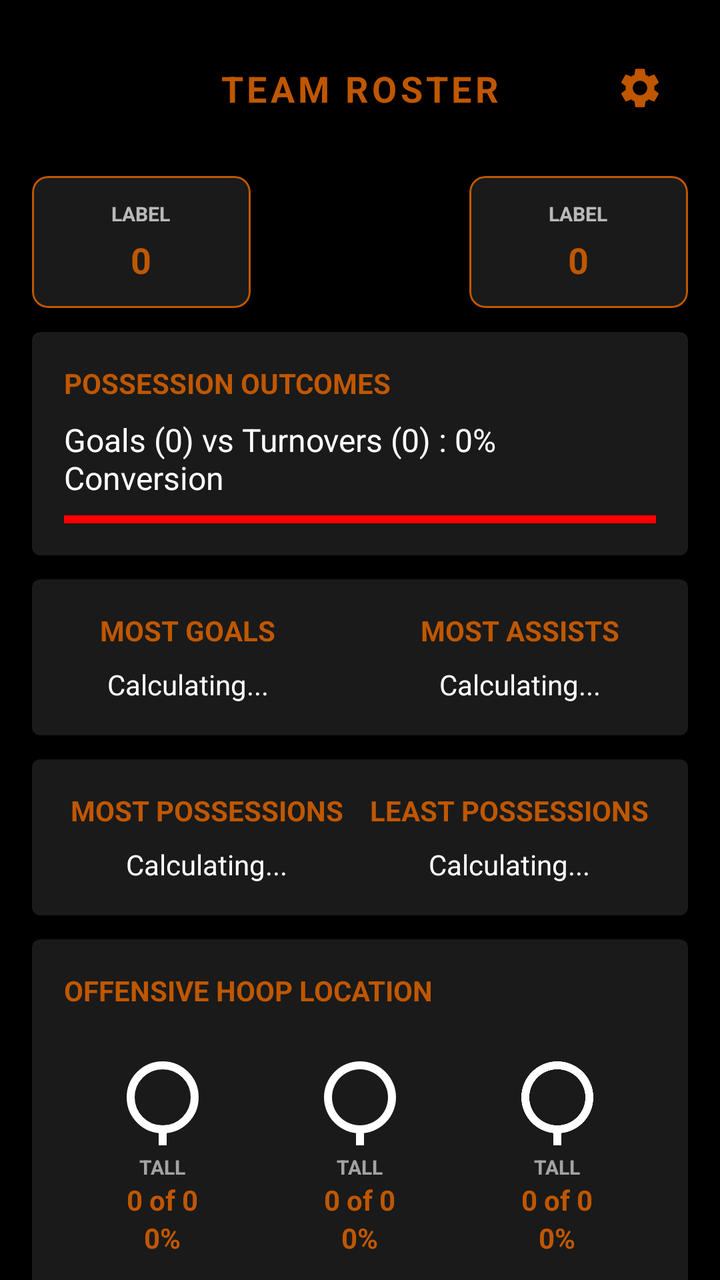
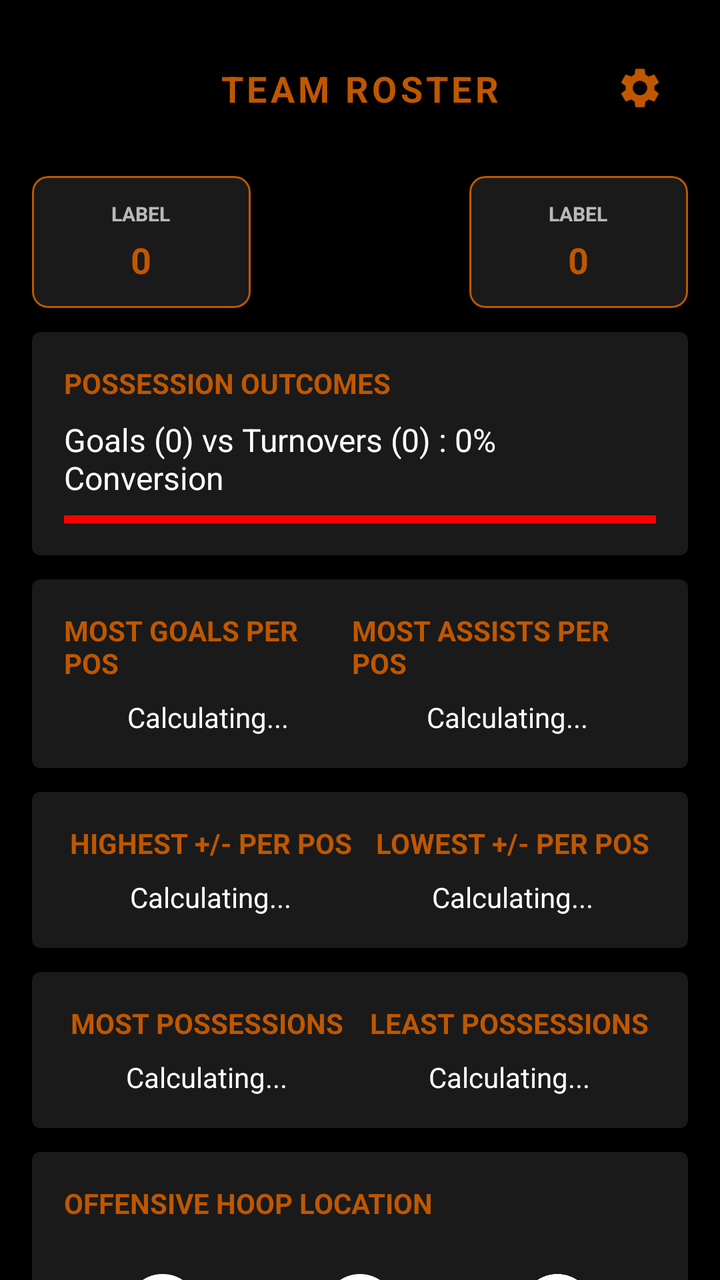

Screens rendered from an Android XML layout before and after an edit, with the pre-edit source and the edit as a unified diff.
<!-- AndroidManifest.xml: application theme Theme.QuadballSidelineManager -->
<!-- res/layout/fragment_summary.xml -->
<?xml version="1.0" encoding="utf-8"?>
<androidx.core.widget.NestedScrollView xmlns:android="http://schemas.android.com/apk/res/android"
    xmlns:app="http://schemas.android.com/apk/res-auto"
    android:layout_width="match_parent"
    android:layout_height="match_parent"
    android:background="@color/black"
    android:fillViewport="true">

    <androidx.constraintlayout.widget.ConstraintLayout
        android:layout_width="match_parent"
        android:layout_height="wrap_content"
        android:padding="16dp">

        <include
            android:id="@+id/summary_header"
            layout="@layout/view_header"
            app:layout_constraintTop_toTopOf="parent" />

        <LinearLayout
            android:id="@+id/layout_quick_stats"
            android:layout_width="match_parent"
            android:layout_height="wrap_content"
            android:layout_marginTop="16dp"
            android:orientation="horizontal"
            app:layout_constraintTop_toBottomOf="@id/summary_header">

            <include android:id="@+id/stat_score_team" layout="@layout/item_summary_mini_card" android:layout_width="0dp" android:layout_height="wrap_content" android:layout_weight="1" />
            <Space android:layout_width="0dp" android:layout_height="match_parent" android:layout_weight="1" />
            <include android:id="@+id/stat_score_opp" layout="@layout/item_summary_mini_card" android:layout_width="0dp" android:layout_height="wrap_content" android:layout_weight="1" />
        </LinearLayout>

        <com.google.android.material.card.MaterialCardView
            android:id="@+id/card_offensive_breakdown"
            android:layout_width="match_parent"
            android:layout_height="wrap_content"
            android:layout_marginTop="12dp"
            app:cardBackgroundColor="@color/light_black"
            app:layout_constraintTop_toBottomOf="@id/layout_quick_stats">

            <LinearLayout
                android:layout_width="match_parent"
                android:layout_height="wrap_content"
                android:orientation="vertical"
                android:padding="16dp">

                <TextView
                    android:layout_width="wrap_content"
                    android:layout_height="wrap_content"
                    android:text="POSSESSION OUTCOMES"
                    android:textColor="@color/burnt_orange"
                    android:textStyle="bold" />

                <TextView
                    android:id="@+id/tv_possession_ratio"
                    android:layout_width="match_parent"
                    android:layout_height="wrap_content"
                    android:layout_marginTop="8dp"
                    android:text="Goals (0) vs Turnovers (0) : 0% Conversion"
                    android:textColor="@color/white"
                    android:textSize="16sp" />

                <com.google.android.material.progressindicator.LinearProgressIndicator
                    android:id="@+id/progress_goal_ratio"
                    android:layout_width="match_parent"
                    android:layout_height="wrap_content"
                    android:layout_marginTop="8dp"
                    app:trackColor="@color/red"
                    app:indicatorColor="@color/green" />
            </LinearLayout>
        </com.google.android.material.card.MaterialCardView>

        <com.google.android.material.card.MaterialCardView
            android:id="@+id/player_goal_info"
            android:layout_width="match_parent"
            android:layout_height="wrap_content"
            android:layout_marginTop="12dp"
            app:cardBackgroundColor="@color/light_black"
            app:layout_constraintTop_toBottomOf="@id/card_offensive_breakdown">

            <LinearLayout
                android:layout_width="match_parent"
                android:layout_height="wrap_content"
                android:orientation="horizontal"
                android:layout_gravity="center_horizontal"
                android:padding="16dp">

                <LinearLayout
                    android:layout_width="wrap_content"
                    android:layout_height="wrap_content"
                    android:layout_weight="1"
                    android:orientation="vertical"
                    android:layout_gravity="center_horizontal"
                    android:gravity="center">

                    <TextView
                        android:layout_width="wrap_content"
                        android:layout_height="wrap_content"
                        android:text="MOST GOALS"
                        android:textColor="@color/burnt_orange"
                        android:textStyle="bold" />

                    <TextView
                        android:id="@+id/tv_most_goals"
                        android:layout_width="match_parent"
                        android:layout_height="wrap_content"
                        android:gravity="center"
                        android:layout_marginTop="8dp"
                        android:text="Calculating..."
                        android:textColor="@color/white" />
                </LinearLayout>

                <Space
                    android:layout_width="0dp"
                    android:layout_height="wrap_content"
                    android:layout_weight="1" />

                <LinearLayout
                    android:layout_width="wrap_content"
                    android:layout_height="wrap_content"
                    android:layout_weight="1"
                    android:orientation="vertical"
                    android:layout_gravity="center_horizontal"
                    android:gravity="center">

                    <TextView
                        android:layout_width="wrap_content"
                        android:layout_height="wrap_content"
                        android:text="MOST ASSISTS"
                        android:textColor="@color/burnt_orange"
                        android:textStyle="bold" />

                    <TextView
                        android:id="@+id/tv_most_assists"
                        android:layout_width="match_parent"
                        android:layout_height="wrap_content"
                        android:gravity="center"
                        android:layout_marginTop="8dp"
                        android:text="Calculating..."
                        android:textColor="@color/white" />
                </LinearLayout>
            </LinearLayout>
        </com.google.android.material.card.MaterialCardView>

        <com.google.android.material.card.MaterialCardView
            android:id="@+id/card_usage"
            android:layout_width="match_parent"
            android:layout_height="wrap_content"
            android:layout_marginTop="12dp"
            app:cardBackgroundColor="@color/light_black"
            app:layout_constraintTop_toBottomOf="@id/player_goal_info">

            <LinearLayout
                android:layout_width="match_parent"
                android:layout_height="wrap_content"
                android:orientation="horizontal"
                android:layout_gravity="center_horizontal"
                android:padding="16dp">

                <LinearLayout
                    android:layout_width="wrap_content"
                    android:layout_height="wrap_content"
                    android:layout_weight="1"
                    android:orientation="vertical"
                    android:layout_gravity="center_horizontal"
                    android:gravity="center">

                    <TextView
                        android:layout_width="wrap_content"
                        android:layout_height="wrap_content"
                        android:text="MOST POSSESSIONS"
                        android:textColor="@color/burnt_orange"
                        android:textStyle="bold" />

                    <TextView
                        android:id="@+id/tv_high_usage"
                        android:layout_width="match_parent"
                        android:layout_height="wrap_content"
                        android:gravity="center"
                        android:layout_marginTop="8dp"
                        android:text="Calculating..."
                        android:textColor="@color/white" />
                </LinearLayout>

                <Space
                    android:layout_width="0dp"
                    android:layout_height="wrap_content"
                    android:layout_weight="1" />

                <LinearLayout
                    android:layout_width="wrap_content"
                    android:layout_height="wrap_content"
                    android:layout_weight="1"
                    android:orientation="vertical"
                    android:layout_gravity="center_horizontal"
                    android:gravity="center">

                    <TextView
                        android:layout_width="wrap_content"
                        android:layout_height="wrap_content"
                        android:text="LEAST POSSESSIONS"
                        android:textColor="@color/burnt_orange"
                        android:textStyle="bold" />

                    <TextView
                        android:id="@+id/tv_low_usage"
                        android:layout_width="match_parent"
                        android:layout_height="wrap_content"
                        android:gravity="center"
                        android:layout_marginTop="8dp"
                        android:text="Calculating..."
                        android:textColor="@color/white" />
                </LinearLayout>
            </LinearLayout>
        </com.google.android.material.card.MaterialCardView>

        <com.google.android.material.card.MaterialCardView
            android:id="@+id/card_goals_scored"
            android:layout_width="match_parent"
            android:layout_height="wrap_content"
            android:layout_marginTop="12dp"
            app:cardBackgroundColor="@color/light_black"
            app:layout_constraintTop_toBottomOf="@id/card_usage">

            <LinearLayout
                android:layout_width="match_parent"
                android:layout_height="wrap_content"
                android:orientation="vertical"
                android:padding="16dp">

                <TextView
                    android:layout_width="wrap_content"
                    android:layout_height="wrap_content"
                    android:text="OFFENSIVE HOOP LOCATION"
                    android:textColor="@color/burnt_orange"
                    android:textStyle="bold" />

                <LinearLayout
                    android:layout_width="match_parent"
                    android:layout_height="wrap_content"
                    android:layout_marginTop="12dp"
                    android:orientation="horizontal">

                    <include android:id="@+id/opp_hoop_small" layout="@layout/item_hoop_stat" android:layout_width="0dp" android:layout_height="wrap_content" android:layout_weight="1" />
                    <include android:id="@+id/opp_hoop_tall" layout="@layout/item_hoop_stat" android:layout_width="0dp" android:layout_height="wrap_content" android:layout_weight="1" />
                    <include android:id="@+id/opp_hoop_medium" layout="@layout/item_hoop_stat" android:layout_width="0dp" android:layout_height="wrap_content" android:layout_weight="1" />
                </LinearLayout>
            </LinearLayout>
        </com.google.android.material.card.MaterialCardView>

        <com.google.android.material.card.MaterialCardView
            android:id="@+id/card_goals_conceded"
            android:layout_width="match_parent"
            android:layout_height="wrap_content"
            android:layout_marginTop="12dp"
            app:cardBackgroundColor="@color/light_black"
            app:layout_constraintTop_toBottomOf="@id/card_goals_scored">

            <LinearLayout
                android:layout_width="match_parent"
                android:layout_height="wrap_content"
                android:orientation="vertical"
                android:padding="16dp">

                <TextView
                    android:layout_width="wrap_content"
                    android:layout_height="wrap_content"
                    android:text="GOALS CONCEDED"
                    android:textColor="@color/burnt_orange"
                    android:textStyle="bold" />

                <LinearLayout
                    android:layout_width="match_parent"
                    android:layout_height="wrap_content"
                    android:layout_marginTop="12dp"
                    android:orientation="horizontal">

                    <include android:id="@+id/txq_hoop_medium" layout="@layout/item_hoop_stat" android:layout_width="0dp" android:layout_height="wrap_content" android:layout_weight="1" />
                    <include android:id="@+id/txq_hoop_tall" layout="@layout/item_hoop_stat" android:layout_width="0dp" android:layout_height="wrap_content" android:layout_weight="1" />
                    <include android:id="@+id/txq_hoop_small" layout="@layout/item_hoop_stat" android:layout_width="0dp" android:layout_height="wrap_content" android:layout_weight="1" />
                </LinearLayout>
            </LinearLayout>
        </com.google.android.material.card.MaterialCardView>

    </androidx.constraintlayout.widget.ConstraintLayout>
</androidx.core.widget.NestedScrollView>
<!-- res/layout/view_header.xml (included above) -->
<com.google.android.material.appbar.MaterialToolbar
    xmlns:android="http://schemas.android.com/apk/res/android"
    xmlns:app="http://schemas.android.com/apk/res-auto"
    android:layout_width="match_parent"
    android:layout_height="wrap_content"
    android:background="#000000"
    app:contentInsetStart="0dp">

    <androidx.constraintlayout.widget.ConstraintLayout
        android:layout_width="match_parent"
        android:layout_height="wrap_content"
        android:minHeight="48dp"
        android:fitsSystemWindows="true">

        <ImageView
            android:id="@+id/header_left_icon"
            android:layout_width="48dp"
            android:layout_height="48dp"
            android:padding="12dp"
            android:visibility="gone"
            app:tint="#BF5700"
            app:layout_constraintStart_toStartOf="parent"
            app:layout_constraintTop_toTopOf="parent"
            app:layout_constraintBottom_toBottomOf="parent" />

        <TextView
            android:id="@+id/header_title"
            android:layout_width="wrap_content"
            android:layout_height="wrap_content"
            android:text="TEAM ROSTER"
            android:textColor="#BF5700"
            android:textSize="18sp"
            android:textStyle="bold"
            android:letterSpacing="0.1"
            app:layout_constraintBottom_toBottomOf="parent"
            app:layout_constraintEnd_toEndOf="parent"
            app:layout_constraintStart_toStartOf="parent"
            app:layout_constraintTop_toTopOf="parent" />

        <ImageView
            android:id="@+id/header_right_icon"
            android:layout_width="48dp"
            android:layout_height="48dp"
            android:padding="12dp"
            android:src="@drawable/ic_settings"
            app:tint="#BF5700"
            app:layout_constraintBottom_toBottomOf="parent"
            app:layout_constraintEnd_toEndOf="parent"
            app:layout_constraintTop_toTopOf="parent" />

    </androidx.constraintlayout.widget.ConstraintLayout>
</com.google.android.material.appbar.MaterialToolbar>
<!-- res/layout/item_summary_mini_card.xml (included above) -->
<?xml version="1.0" encoding="utf-8"?>
<com.google.android.material.card.MaterialCardView
    xmlns:android="http://schemas.android.com/apk/res/android"
    xmlns:app="http://schemas.android.com/apk/res-auto"
    android:layout_width="match_parent"
    android:layout_height="wrap_content"
    android:layout_margin="4dp"
    app:cardBackgroundColor="@color/light_black"
    app:cardCornerRadius="8dp"
    app:strokeColor="@color/burnt_orange"
    app:strokeWidth="1dp">

    <LinearLayout
        android:layout_width="match_parent"
        android:layout_height="wrap_content"
        android:gravity="center"
        android:orientation="vertical"
        android:padding="12dp">

        <TextView
            android:id="@+id/tv_stat_label"
            android:layout_width="wrap_content"
            android:layout_height="wrap_content"
            android:text="LABEL"
            android:textColor="@color/white"
            android:alpha="0.7"
            android:textSize="10sp"
            android:textStyle="bold" />

        <TextView
            android:id="@+id/tv_stat_value"
            android:layout_width="wrap_content"
            android:layout_height="wrap_content"
            android:layout_marginTop="4dp"
            android:text="0"
            android:textColor="@color/burnt_orange"
            android:textSize="18sp"
            android:textStyle="bold" />

    </LinearLayout>
</com.google.android.material.card.MaterialCardView>
<!-- res/layout/item_hoop_stat.xml (included above) -->
<?xml version="1.0" encoding="utf-8"?>
<LinearLayout xmlns:android="http://schemas.android.com/apk/res/android"
    android:layout_width="match_parent"
    android:layout_height="wrap_content"
    android:gravity="center"
    android:orientation="vertical"
    android:padding="8dp">

    <ImageView
        android:id="@+id/iv_hoop_icon"
        android:layout_width="48dp"
        android:layout_height="48dp"
        android:src="@drawable/ic_hoop"
        android:contentDescription="Hoop Icon" />

    <TextView
        android:id="@+id/tv_hoop_label"
        android:layout_width="wrap_content"
        android:layout_height="wrap_content"
        android:layout_marginTop="4dp"
        android:text="TALL"
        android:textColor="@color/white"
        android:alpha="0.6"
        android:textSize="10sp"
        android:textStyle="bold" />

    <TextView
        android:id="@+id/tv_hoop_stats"
        android:layout_width="wrap_content"
        android:layout_height="wrap_content"
        android:text="0 of 0"
        android:textColor="@color/burnt_orange"
        android:textSize="14sp"
        android:textStyle="bold" />

    <TextView
        android:id="@+id/tv_hoop_percent"
        android:layout_width="wrap_content"
        android:layout_height="wrap_content"
        android:text="0%"
        android:textColor="@color/burnt_orange"
        android:textSize="14sp"
        android:textStyle="bold" />

    <LinearLayout
        android:id="@+id/container_shot_details"
        android:layout_width="match_parent"
        android:layout_height="wrap_content"
        android:layout_marginTop="4dp"
        android:gravity="center_horizontal"
        android:orientation="vertical" />
</LinearLayout>
<!-- resources referenced by this layout -->
<resources>
  <color name="black">#FF000000</color>
  <color name="burnt_orange">#BF5700</color>
  <color name="green">#4CAF50</color>
  <color name="light_black">#1A1A1A</color>
  <color name="red">#FF0000</color>
  <color name="white">#FFFFFFFF</color>
  <!-- drawable ic_hoop (drawable) -->
  <vector xmlns:android="http://schemas.android.com/apk/res/android"
      android:width="24dp"
      android:height="24dp"
      android:viewportWidth="24"
      android:viewportHeight="24">
      <path
          android:pathData="M12,12m-8,0a8,8 0,1 1,16 0a8,8 0,1 1,-16 0"
          android:strokeColor="#FFFFFF"
          android:strokeWidth="2" />
      <path
          android:pathData="M12,20v4"
          android:strokeColor="#FFFFFF"
          android:strokeWidth="2"
          android:strokeLineCap="round" />
  </vector>
  <!-- drawable ic_settings (drawable) -->
  <vector xmlns:android="http://schemas.android.com/apk/res/android" android:height="24dp" android:tint="#BF5700" android:viewportHeight="24" android:viewportWidth="24" android:width="24dp">
        
      <path android:fillColor="@android:color/white" android:pathData="M19.14,12.94c0.04,-0.3 0.06,-0.61 0.06,-0.94c0,-0.32 -0.02,-0.64 -0.07,-0.94l2.03,-1.58c0.18,-0.14 0.23,-0.41 0.12,-0.61l-1.92,-3.32c-0.12,-0.22 -0.37,-0.29 -0.59,-0.22l-2.39,0.96c-0.5,-0.38 -1.03,-0.7 -1.62,-0.94L14.4,2.81c-0.04,-0.24 -0.24,-0.41 -0.48,-0.41h-3.84c-0.24,0 -0.43,0.17 -0.47,0.41L9.25,5.35C8.66,5.59 8.12,5.92 7.63,6.29L5.24,5.33c-0.22,-0.08 -0.47,0 -0.59,0.22L2.74,8.87C2.62,9.08 2.66,9.34 2.86,9.48l2.03,1.58C4.84,11.36 4.8,11.69 4.8,12s0.02,0.64 0.07,0.94l-2.03,1.58c-0.18,0.14 -0.23,0.41 -0.12,0.61l1.92,3.32c0.12,0.22 0.37,0.29 0.59,0.22l2.39,-0.96c0.5,0.38 1.03,0.7 1.62,0.94l0.36,2.54c0.05,0.24 0.24,0.41 0.48,0.41h3.84c0.24,0 0.44,-0.17 0.47,-0.41l0.36,-2.54c0.59,-0.24 1.13,-0.56 1.62,-0.94l2.39,0.96c0.22,0.08 0.47,0 0.59,-0.22l1.92,-3.32c0.12,-0.22 0.07,-0.47 -0.12,-0.61L19.14,12.94zM12,15.6c-1.98,0 -3.6,-1.62 -3.6,-3.6s1.62,-3.6 3.6,-3.6s3.6,1.62 3.6,3.6S13.98,15.6 12,15.6z"/>
      
  </vector>
  <style name="Theme.QuadballSidelineManager" parent="Theme.MaterialComponents.DayNight.NoActionBar">
      </style>
</resources>

<!-- the commit's change to res/layout/fragment_summary.xml (unified diff, before → after) -->
@@ -95,7 +95,7 @@
                     <TextView
                         android:layout_width="wrap_content"
                         android:layout_height="wrap_content"
-                        android:text="MOST GOALS"
+                        android:text="MOST GOALS PER POS"
                         android:textColor="@color/burnt_orange"
                         android:textStyle="bold" />
 
@@ -125,7 +125,7 @@
                     <TextView
                         android:layout_width="wrap_content"
                         android:layout_height="wrap_content"
-                        android:text="MOST ASSISTS"
+                        android:text="MOST ASSISTS PER POS"
                         android:textColor="@color/burnt_orange"
                         android:textStyle="bold" />
 
@@ -142,12 +142,84 @@
         </com.google.android.material.card.MaterialCardView>
 
         <com.google.android.material.card.MaterialCardView
-            android:id="@+id/card_usage"
+            android:id="@+id/player_plus_minus_info"
             android:layout_width="match_parent"
             android:layout_height="wrap_content"
             android:layout_marginTop="12dp"
             app:cardBackgroundColor="@color/light_black"
             app:layout_constraintTop_toBottomOf="@id/player_goal_info">
+
+            <LinearLayout
+                android:layout_width="match_parent"
+                android:layout_height="wrap_content"
+                android:orientation="horizontal"
+                android:layout_gravity="center_horizontal"
+                android:padding="16dp">
+
+                <LinearLayout
+                    android:layout_width="wrap_content"
+                    android:layout_height="wrap_content"
+                    android:layout_weight="1"
+                    android:orientation="vertical"
+                    android:layout_gravity="center_horizontal"
+                    android:gravity="center">
+
+                    <TextView
+                        android:layout_width="wrap_content"
+                        android:layout_height="wrap_content"
+                        android:text="HIGHEST +/- PER POS"
+                        android:textColor="@color/burnt_orange"
+                        android:textStyle="bold" />
+
+                    <TextView
+                        android:id="@+id/tv_best_plus_minus"
+                        android:layout_width="match_parent"
+                        android:layout_height="wrap_content"
+                        android:gravity="center"
+                        android:layout_marginTop="8dp"
+                        android:text="Calculating..."
+                        android:textColor="@color/white" />
+                </LinearLayout>
+
+                <Space
+                    android:layout_width="0dp"
+                    android:layout_height="wrap_content"
+                    android:layout_weight="1" />
+
+                <LinearLayout
+                    android:layout_width="wrap_content"
+                    android:layout_height="wrap_content"
+                    android:layout_weight="1"
+                    android:orientation="vertical"
+                    android:layout_gravity="center_horizontal"
+                    android:gravity="center">
+
+                    <TextView
+                        android:layout_width="wrap_content"
+                        android:layout_height="wrap_content"
+                        android:text="LOWEST +/- PER POS"
+                        android:textColor="@color/burnt_orange"
+                        android:textStyle="bold" />
+
+                    <TextView
+                        android:id="@+id/tv_least_plus_minus"
+                        android:layout_width="match_parent"
+                        android:layout_height="wrap_content"
+                        android:gravity="center"
+                        android:layout_marginTop="8dp"
+                        android:text="Calculating..."
+                        android:textColor="@color/white" />
+                </LinearLayout>
+            </LinearLayout>
+        </com.google.android.material.card.MaterialCardView>
+
+        <com.google.android.material.card.MaterialCardView
+            android:id="@+id/card_usage"
+            android:layout_width="match_parent"
+            android:layout_height="wrap_content"
+            android:layout_marginTop="12dp"
+            app:cardBackgroundColor="@color/light_black"
+            app:layout_constraintTop_toBottomOf="@id/player_plus_minus_info">
 
             <LinearLayout
                 android:layout_width="match_parent"
